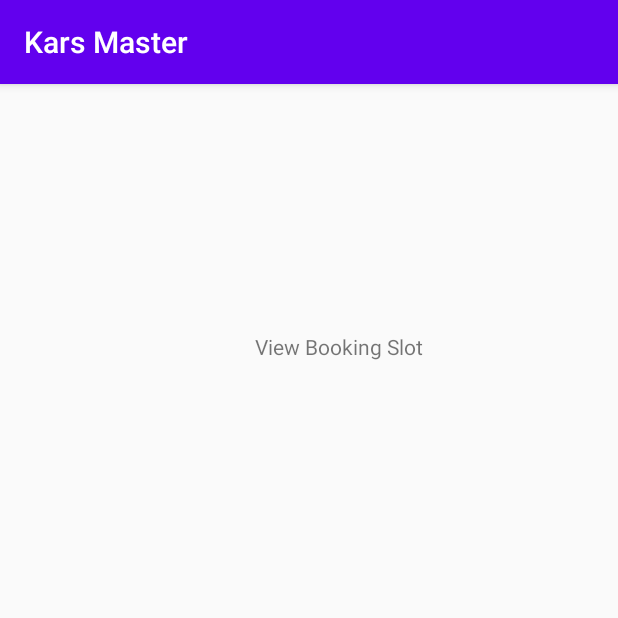
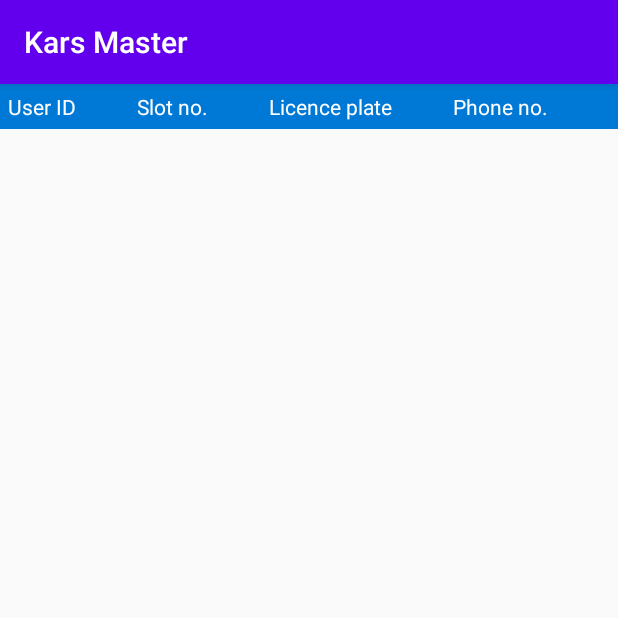
Before and after one commit to karsParking/karsParking_master, an Android app: the VIewBookingSlot screen opened directly, with no data from a screen before it, on a phone screen of 412 x 824 dp, the top half of it. Run offline under Robolectric (Android 15) with nearby library versions, the phone set to English and light mode, and no system bars.

Commit message:
KARS Master second push

```diff
--- a/app/src/main/res/layout/activity_main.xml
+++ b/app/src/main/res/layout/activity_main.xml
@@ -158,7 +158,7 @@
         android:layout_marginEnd="65dp"
         android:layout_marginRight="65dp"
         android:layout_marginBottom="30dp"
-        android:text="View User"
+        android:text="Log out"
         app:layout_constraintBottom_toTopOf="@+id/imageView10"
         app:layout_constraintEnd_toEndOf="parent"
         app:layout_constraintStart_toEndOf="@+id/textView4"
--- a/app/src/main/res/layout/booking_slot.xml
+++ b/app/src/main/res/layout/booking_slot.xml
@@ -1,24 +1,46 @@
 <?xml version="1.0" encoding="utf-8"?>
-<androidx.constraintlayout.widget.ConstraintLayout xmlns:android="http://schemas.android.com/apk/res/android"
+<androidx.core.widget.NestedScrollView xmlns:android="http://schemas.android.com/apk/res/android"
+    xmlns:app="http://schemas.android.com/apk/res-auto"
+    xmlns:tools="http://schemas.android.com/tools"
+    android:layout_width="match_parent"
+    android:layout_height="match_parent"
+    tools:context=".VIewBookingSlot">
+<TableLayout xmlns:android="http://schemas.android.com/apk/res/android"
     xmlns:app="http://schemas.android.com/apk/res-auto"
     xmlns:tools="http://schemas.android.com/tools"
     android:layout_width="match_parent"
     android:layout_height="match_parent"
     tools:context=".VIewBookingSlot">
 
-    <TextView
-        android:id="@+id/textView3"
-        android:layout_width="wrap_content"
-        android:layout_height="wrap_content"
-        android:layout_marginStart="169dp"
-        android:layout_marginLeft="169dp"
-        android:layout_marginTop="147dp"
-        android:layout_marginEnd="129dp"
-        android:layout_marginRight="129dp"
-        android:layout_marginBottom="565dp"
-        android:text="View Booking Slot"
-        app:layout_constraintBottom_toBottomOf="parent"
-        app:layout_constraintEnd_toEndOf="parent"
-        app:layout_constraintStart_toStartOf="parent"
-        app:layout_constraintTop_toTopOf="parent" />
-</androidx.constraintlayout.widget.ConstraintLayout>
+    <TableRow android:background="#0079D6" android:padding="5dp">
+        <TextView
+            android:textColor="#FFFFFF"
+            android:text="User ID"
+            android:layout_width="wrap_content"
+            android:layout_height="wrap_content"
+            android:layout_weight="1"/>
+        <TextView
+            android:textColor="#FFFFFF"
+            android:text="Slot no."
+            android:layout_width="wrap_content"
+            android:layout_height="wrap_content"
+            android:layout_weight="1"/>
+        <TextView
+            android:text="Licence plate"
+            android:textColor="#FFFFFF"
+            android:layout_width="wrap_content"
+            android:layout_height="wrap_content"
+            android:layout_weight="1"/>
+
+        <TextView
+            android:text="Phone no."
+            android:layout_height="wrap_content"
+            android:layout_width="wrap_content"
+            android:textColor="#FFFFFF"
+            android:layout_weight="1"/>
+    </TableRow>
+
+
+
+</TableLayout>
+</androidx.core.widget.NestedScrollView>
```
